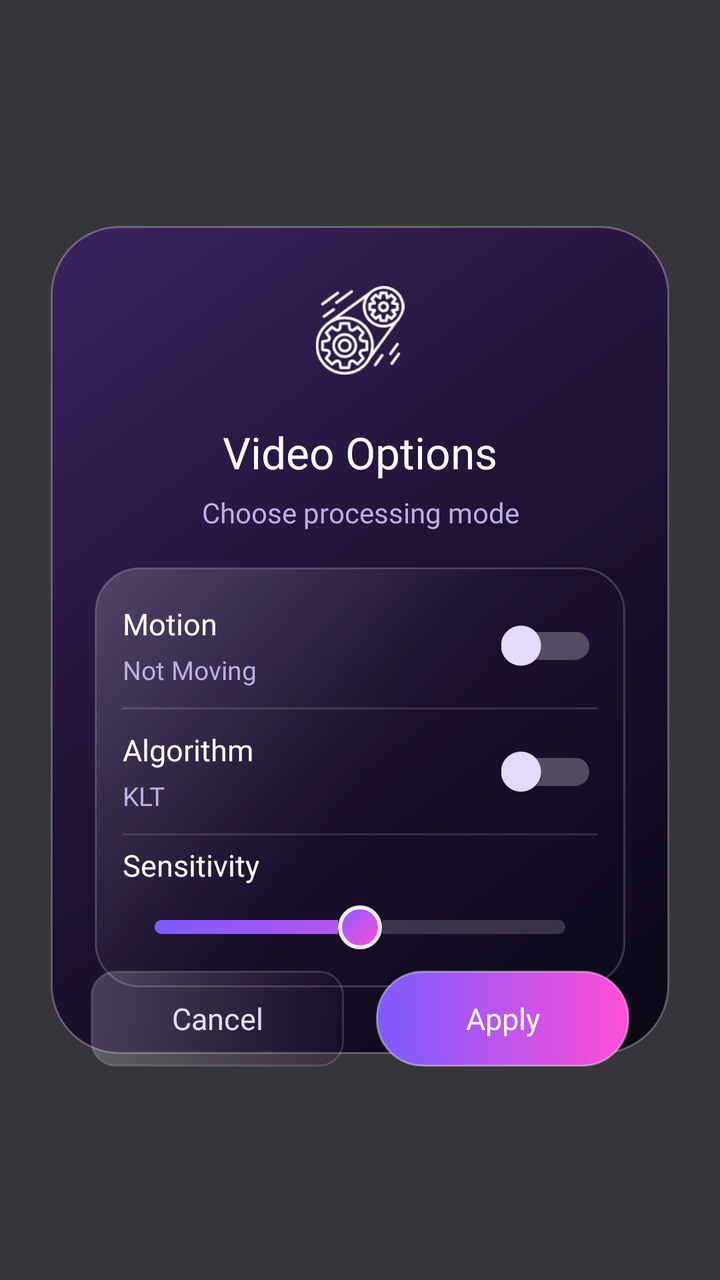
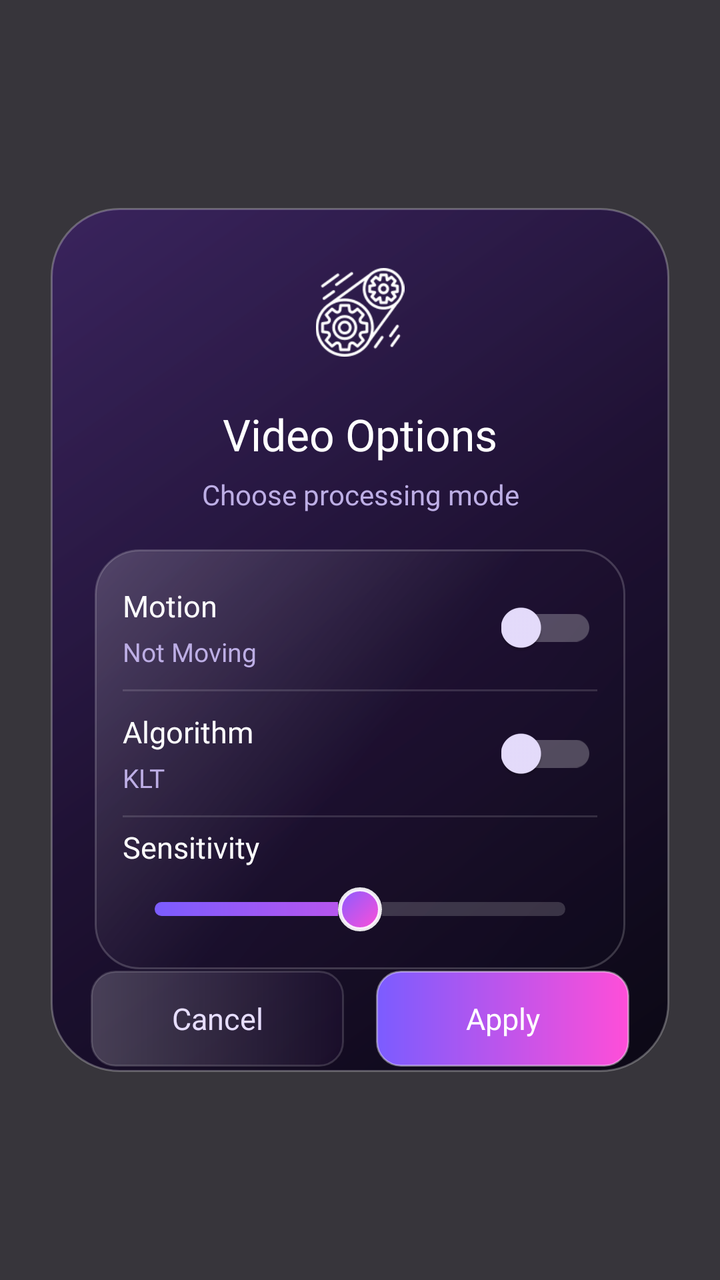

Compare the two renders of this Android layout. The source of the first and the diff that turns it into the second are given below.
<!-- AndroidManifest.xml: application theme Theme.BaseProject -->
<!-- res/layout/dialog_video_process_options.xml -->
<?xml version="1.0" encoding="utf-8"?>
<androidx.constraintlayout.widget.ConstraintLayout xmlns:android="http://schemas.android.com/apk/res/android"
    xmlns:app="http://schemas.android.com/apk/res-auto"
    android:layout_width="match_parent"
    android:layout_height="match_parent"
    android:animateLayoutChanges="true"
    android:background="#CC05030A">

    <View
        android:id="@+id/bgParent"
        android:layout_width="0dp"
        android:layout_height="0dp"
        android:background="@drawable/bg_modal_glass"
        app:layout_constraintBottom_toBottomOf="parent"
        app:layout_constraintDimensionRatio="344:460"
        app:layout_constraintEnd_toEndOf="parent"
        app:layout_constraintStart_toStartOf="parent"
        app:layout_constraintTop_toTopOf="parent"
        app:layout_constraintWidth_percent="0.86" />

    <ImageView
        android:id="@+id/ivThumb"
        android:layout_width="0dp"
        android:layout_height="0dp"
        android:layout_marginTop="18dp"
        android:padding="12dp"
        android:scaleType="fitCenter"
        android:src="@drawable/ic_process"
        android:tint="@color/white"
        app:layout_constraintDimensionRatio="1"
        app:layout_constraintEnd_toEndOf="@id/bgParent"
        app:layout_constraintStart_toStartOf="@id/bgParent"
        app:layout_constraintTop_toTopOf="@id/bgParent"
        app:layout_constraintWidth_percent="0.19" />

    <TextView
        android:id="@+id/tvTitle"
        android:layout_width="0dp"
        android:layout_height="wrap_content"
        android:layout_marginHorizontal="24dp"
        android:layout_marginTop="12dp"
        android:ellipsize="end"
        android:fontFamily="@font/inter_black"
        android:gravity="center"
        android:maxLines="1"
        android:text="Video Options"
        android:textColor="@color/white"
        android:textSize="22sp"
        app:layout_constraintEnd_toEndOf="@id/bgParent"
        app:layout_constraintStart_toStartOf="@id/bgParent"
        app:layout_constraintTop_toBottomOf="@id/ivThumb" />

    <TextView
        android:id="@+id/tvSubtitle"
        android:layout_width="0dp"
        android:layout_height="wrap_content"
        android:layout_marginHorizontal="28dp"
        android:layout_marginTop="6dp"
        android:ellipsize="end"
        android:fontFamily="@font/inter_medium"
        android:gravity="center"
        android:maxLines="1"
        android:text="Choose processing mode"
        android:textColor="#BDAEE5"
        android:textSize="14sp"
        app:layout_constraintEnd_toEndOf="@id/bgParent"
        app:layout_constraintStart_toStartOf="@id/bgParent"
        app:layout_constraintTop_toBottomOf="@id/tvTitle" />

    <LinearLayout
        android:id="@+id/optionsPanel"
        android:layout_width="0dp"
        android:layout_height="wrap_content"
        android:layout_marginHorizontal="22dp"
        android:layout_marginTop="18dp"
        android:background="@drawable/bg_glass_card"
        android:orientation="vertical"
        android:paddingHorizontal="14dp"
        android:paddingVertical="8dp"
        app:layout_constraintEnd_toEndOf="@id/bgParent"
        app:layout_constraintStart_toStartOf="@id/bgParent"
        app:layout_constraintTop_toBottomOf="@id/tvSubtitle">

        <LinearLayout
            android:id="@+id/movingRow"
            android:layout_width="match_parent"
            android:layout_height="62dp"
            android:gravity="center_vertical"
            android:orientation="horizontal">

            <LinearLayout
                android:layout_width="0dp"
                android:layout_height="match_parent"
                android:layout_weight="1"
                android:gravity="center_vertical"
                android:orientation="vertical">

                <TextView
                    android:id="@+id/tvMovingLabel"
                    android:layout_width="match_parent"
                    android:layout_height="wrap_content"
                    android:fontFamily="@font/inter_extra_bold"
                    android:maxLines="1"
                    android:text="Motion"
                    android:textColor="@color/white"
                    android:textSize="15sp" />

                <TextView
                    android:id="@+id/tvMovingValue"
                    android:layout_width="match_parent"
                    android:layout_height="wrap_content"
                    android:layout_marginTop="4dp"
                    android:fontFamily="@font/inter_medium"
                    android:maxLines="1"
                    android:text="Not Moving"
                    android:textColor="#BDAEE5"
                    android:textSize="13sp" />

            </LinearLayout>

            <androidx.appcompat.widget.SwitchCompat
                android:id="@+id/switchMoving"
                android:layout_width="wrap_content"
                android:layout_height="wrap_content"
                android:splitTrack="false"
                app:switchMinWidth="48dp"
                app:thumbTint="@color/switch_thumb_selector"
                app:trackTint="@color/switch_track_selector" />

        </LinearLayout>

        <View
            android:layout_width="match_parent"
            android:layout_height="1dp"
            android:background="#22FFFFFF" />

        <LinearLayout
            android:id="@+id/algorithmRow"
            android:layout_width="match_parent"
            android:layout_height="62dp"
            android:gravity="center_vertical"
            android:orientation="horizontal">

            <LinearLayout
                android:layout_width="0dp"
                android:layout_height="match_parent"
                android:layout_weight="1"
                android:gravity="center_vertical"
                android:orientation="vertical">

                <TextView
                    android:id="@+id/tvAlgorithmLabel"
                    android:layout_width="match_parent"
                    android:layout_height="wrap_content"
                    android:fontFamily="@font/inter_extra_bold"
                    android:maxLines="1"
                    android:text="Algorithm"
                    android:textColor="@color/white"
                    android:textSize="15sp" />

                <TextView
                    android:id="@+id/tvAlgorithmValue"
                    android:layout_width="match_parent"
                    android:layout_height="wrap_content"
                    android:layout_marginTop="4dp"
                    android:fontFamily="@font/inter_medium"
                    android:maxLines="1"
                    android:text="KLT"
                    android:textColor="#BDAEE5"
                    android:textSize="13sp" />

            </LinearLayout>

            <androidx.appcompat.widget.SwitchCompat
                android:id="@+id/switchAlgorithm"
                android:layout_width="wrap_content"
                android:layout_height="wrap_content"
                android:splitTrack="false"
                app:switchMinWidth="48dp"
                app:thumbTint="@color/switch_thumb_selector"
                app:trackTint="@color/switch_track_selector" />

        </LinearLayout>

        <View
            android:layout_width="match_parent"
            android:layout_height="1dp"
            android:background="#22FFFFFF" />

        <LinearLayout
            android:id="@+id/sensitivityRow"
            android:layout_width="match_parent"
            android:layout_height="68dp"
            android:gravity="center_vertical"
            android:orientation="vertical">

            <TextView
                android:id="@+id/tvSensitivity"
                android:layout_width="match_parent"
                android:layout_height="wrap_content"
                android:fontFamily="@font/inter_extra_bold"
                android:text="Sensitivity"
                android:textColor="@color/white"
                android:textSize="15sp" />

            <SeekBar
                android:id="@+id/sensitivity_bar"
                android:layout_width="match_parent"
                android:layout_height="34dp"
                android:layout_marginTop="4dp"
                android:max="100"
                android:maxHeight="7dp"
                android:minHeight="7dp"
                android:progress="50"
                android:progressDrawable="@drawable/seekbar_glass_purple"
                android:thumb="@drawable/ripple_glow_purple_thumb" />

        </LinearLayout>

    </LinearLayout>

    <LinearLayout
        android:id="@+id/buttonPanel"
        android:layout_width="0dp"
        android:layout_height="48dp"
        android:layout_marginHorizontal="20dp"
        android:layout_marginTop="16dp"
        android:layout_marginBottom="18dp"
        android:orientation="horizontal"
        app:layout_constraintBottom_toBottomOf="@id/bgParent"
        app:layout_constraintEnd_toEndOf="@id/bgParent"
        app:layout_constraintStart_toStartOf="@id/bgParent"
        app:layout_constraintTop_toBottomOf="@id/optionsPanel">

        <TextView
            android:id="@+id/tvCancel"
            android:layout_width="0dp"
            android:layout_height="match_parent"
            android:layout_marginEnd="8dp"
            android:layout_weight="1"
            android:background="@drawable/bg_glass_chip"
            android:clickable="true"
            android:focusable="true"
            android:fontFamily="@font/inter_black"
            android:gravity="center"
            android:text="Cancel"
            android:textColor="#E7DEFF"
            android:textSize="15sp" />

        <TextView
            android:id="@+id/tvApply"
            android:layout_width="0dp"
            android:layout_height="match_parent"
            android:layout_marginStart="8dp"
            android:layout_weight="1"
            android:background="@drawable/bg_gradient_update_button"
            android:clickable="true"
            android:ellipsize="end"
            android:focusable="true"
            android:fontFamily="@font/inter_black"
            android:gravity="center"
            android:maxLines="1"
            android:paddingHorizontal="10dp"
            android:text="Apply"
            android:textColor="@color/white"
            android:textSize="15sp" />

    </LinearLayout>

</androidx.constraintlayout.widget.ConstraintLayout>
<!-- resources referenced by this layout -->
<resources>
  <color name="white">#FFFFFFFF</color>
  <!-- drawable bg_glass_card (drawable) -->
  <?xml version="1.0" encoding="utf-8"?>
  <shape xmlns:android="http://schemas.android.com/apk/res/android">
      <gradient
          android:angle="315"
          android:centerColor="#221C1230"
          android:endColor="#33100820"
          android:startColor="#30FFFFFF" />
      <corners android:radius="22dp" />
      <stroke
          android:width="1dp"
          android:color="#2EFFFFFF" />
  </shape>
  <!-- drawable bg_glass_chip (drawable) -->
  <?xml version="1.0" encoding="utf-8"?>
  <shape xmlns:android="http://schemas.android.com/apk/res/android">
      <gradient
          android:angle="0"
          android:endColor="#223A185B"
          android:startColor="#33FFFFFF" />
      <corners android:radius="12dp" />
      <stroke
          android:width="1dp"
          android:color="#26FFFFFF" />
  </shape>
  <!-- drawable bg_gradient_update_button (drawable) -->
  <?xml version="1.0" encoding="utf-8"?>
  <ripple xmlns:android="http://schemas.android.com/apk/res/android"
      android:color="#55FFFFFF">
      <item>
          <shape android:shape="rectangle">
              <gradient
                  android:angle="0"
                  android:endColor="#FF4ED8"
                  android:startColor="#7B5CFF" />
              <corners android:radius="23dp" />
              <stroke
                  android:width="1dp"
                  android:color="#66FFFFFF" />
          </shape>
      </item>
  </ripple>
  <!-- drawable bg_modal_glass (drawable) -->
  <?xml version="1.0" encoding="utf-8"?>
  <shape xmlns:android="http://schemas.android.com/apk/res/android">
      <gradient
          android:angle="315"
          android:centerColor="#E51C0D33"
          android:endColor="#F1080512"
          android:startColor="#C93A1F66" />
      <corners android:radius="34dp" />
      <stroke
          android:width="1dp"
          android:color="#44FFFFFF" />
  </shape>
  <!-- drawable ripple_glow_purple_thumb (drawable) -->
  <?xml version="1.0" encoding="utf-8"?>
  <ripple xmlns:android="http://schemas.android.com/apk/res/android"
      android:color="#44FF4ED8">
      <item>
          <shape android:shape="oval">
              <size
                  android:width="22dp"
                  android:height="22dp" />
              <gradient
                  android:angle="315"
                  android:endColor="#FF4ED8"
                  android:startColor="#8A5CFF" />
              <stroke
                  android:width="2dp"
                  android:color="#E6FFFFFF" />
          </shape>
      </item>
  </ripple>
  <style name="Theme.BaseProject" parent="Base.Theme.BaseProject" />
  <style name="Base.Theme.BaseProject" parent="Theme.MaterialComponents.Light.NoActionBar">
          
          <item name="colorPrimary">@color/purple_500</item>
          <item name="colorPrimaryVariant">@color/purple_700</item>
          <item name="colorOnPrimary">@color/white</item>
          
          <item name="colorSecondary">@color/teal_200</item>
          <item name="colorSecondaryVariant">@color/teal_700</item>
          <item name="colorOnSecondary">@color/black</item>
          
          <item name="android:statusBarColor">?attr/colorPrimaryVariant</item>
          
          
          <item name="android:colorControlHighlight">@color/ripple_color_main</item>
      </style>
  <color name="purple_500">#FF6200EE</color>
  <color name="purple_700">#FF3700B3</color>
  <color name="teal_200">#FF03DAC5</color>
  <color name="teal_700">#FF018786</color>
  <color name="black">#FF000000</color>
  <color name="ripple_color_main">#2DE14EFE</color>
  <!-- unchanged entries left out for length: 2 -->
</resources>

<!-- the commit's change to res/layout/dialog_video_process_options.xml (unified diff, before → after) -->
@@ -12,7 +12,7 @@
         android:layout_height="0dp"
         android:background="@drawable/bg_modal_glass"
         app:layout_constraintBottom_toBottomOf="parent"
-        app:layout_constraintDimensionRatio="344:460"
+        app:layout_constraintDimensionRatio="344:480"
         app:layout_constraintEnd_toEndOf="parent"
         app:layout_constraintStart_toStartOf="parent"
         app:layout_constraintTop_toTopOf="parent"
@@ -253,7 +253,7 @@
             android:layout_height="match_parent"
             android:layout_marginStart="8dp"
             android:layout_weight="1"
-            android:background="@drawable/bg_gradient_update_button"
+            android:background="@drawable/bg_gradient_update_button_12"
             android:clickable="true"
             android:ellipsize="end"
             android:focusable="true"
<!-- resource entries referenced after the edit -->
@@ -26,7 +26,7 @@
           android:width="1dp"
           android:color="#26FFFFFF" />
   </shape>
-  <!-- drawable bg_gradient_update_button (drawable) -->
+  <!-- drawable bg_gradient_update_button_12 (drawable) -->
   <?xml version="1.0" encoding="utf-8"?>
   <ripple xmlns:android="http://schemas.android.com/apk/res/android"
       android:color="#55FFFFFF">
@@ -36,7 +36,7 @@
                   android:angle="0"
                   android:endColor="#FF4ED8"
                   android:startColor="#7B5CFF" />
-              <corners android:radius="23dp" />
+              <corners android:radius="12dp" />
               <stroke
                   android:width="1dp"
                   android:color="#66FFFFFF" />
